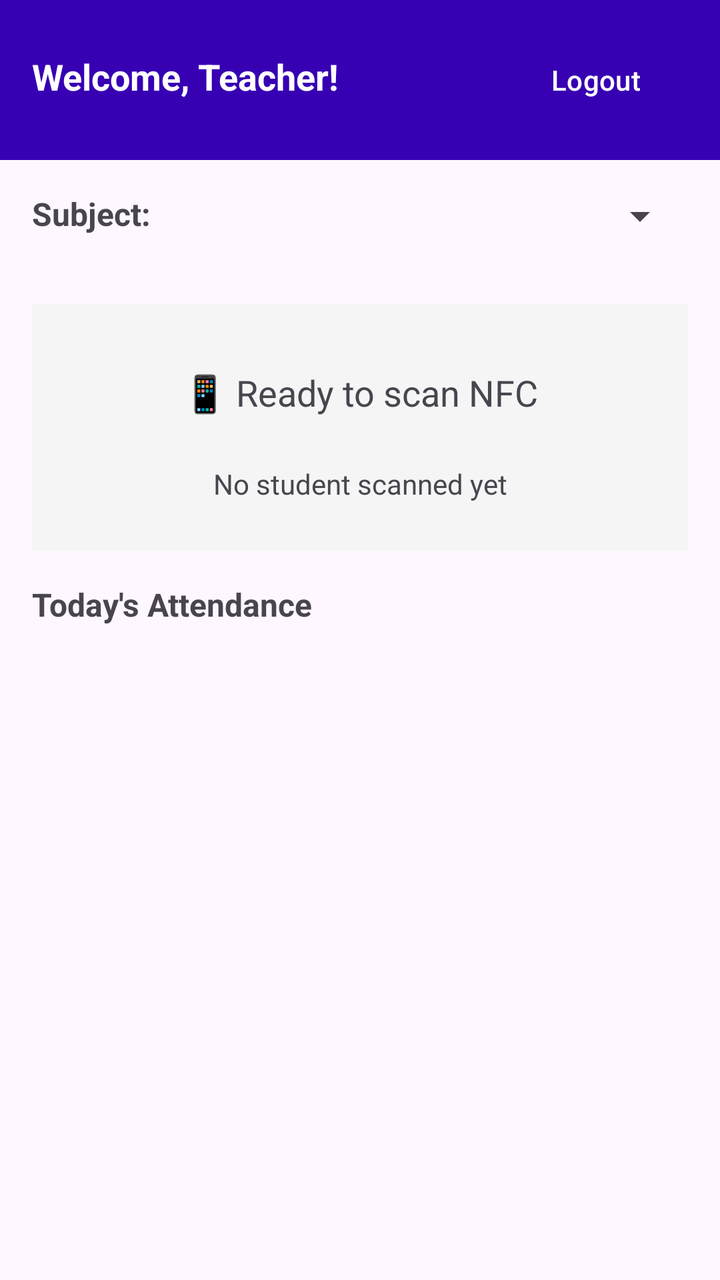
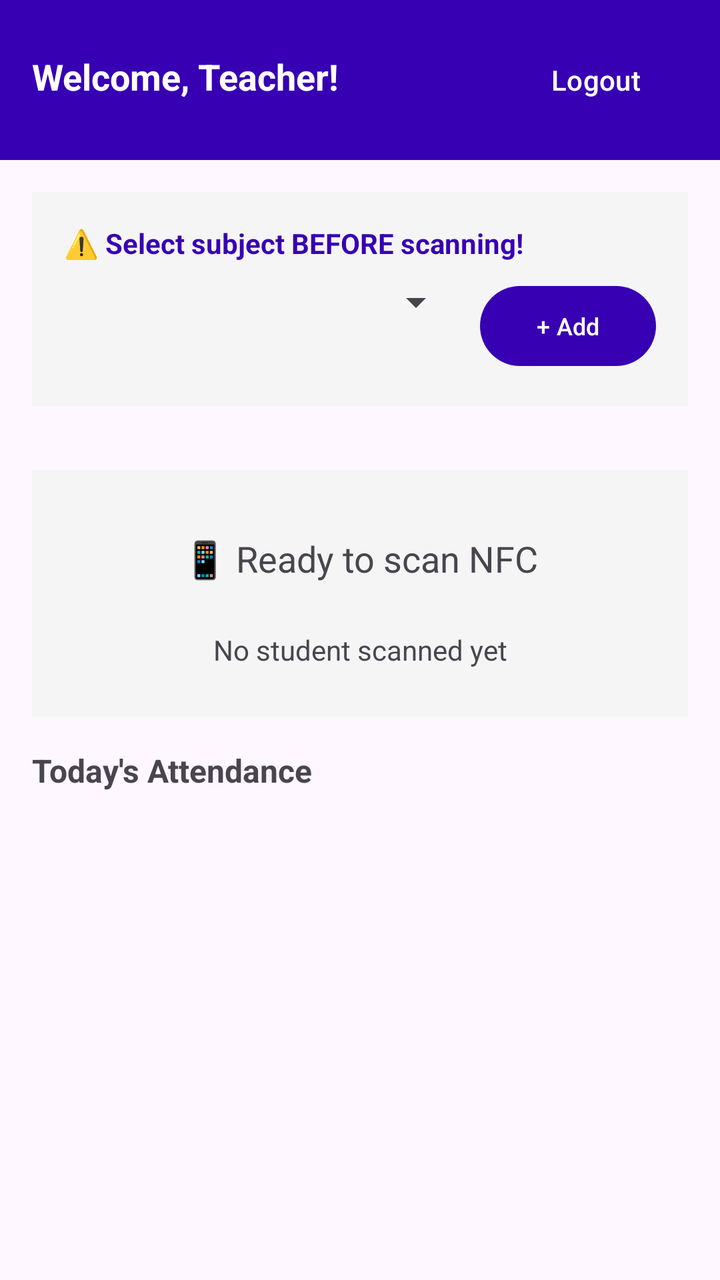

An Android layout rendered at two revisions. The XML below is the earlier revision; the diff shows what the commit changed to produce the second picture.
<!-- AndroidManifest.xml: application theme Theme.TeacherApp -->
<!-- res/layout/activity_dashboard.xml -->
<?xml version="1.0" encoding="utf-8"?>
<LinearLayout xmlns:android="http://schemas.android.com/apk/res/android"
    android:layout_width="match_parent"
    android:layout_height="match_parent"
    android:orientation="vertical"
    android:fitsSystemWindows="true">

    <LinearLayout
        android:layout_width="match_parent"
        android:layout_height="wrap_content"
        android:orientation="horizontal"
        android:padding="16dp"
        android:background="#FF3700B3">

        <TextView
            android:id="@+id/txtWelcome"
            android:layout_width="0dp"
            android:layout_height="wrap_content"
            android:layout_weight="1"
            android:text="Welcome, Teacher!"
            android:textColor="@android:color/white"
            android:textSize="18sp"
            android:textStyle="bold"/>

        <Button
            android:id="@+id/btnLogout"
            android:layout_width="wrap_content"
            android:layout_height="wrap_content"
            android:text="Logout"
            android:textColor="@android:color/white"
            android:backgroundTint="#FF3700B3"/>

    </LinearLayout>

    <LinearLayout
        android:layout_width="match_parent"
        android:layout_height="wrap_content"
        android:orientation="horizontal"
        android:padding="16dp">

        <TextView
            android:layout_width="wrap_content"
            android:layout_height="wrap_content"
            android:text="Subject: "
            android:textSize="16sp"
            android:textStyle="bold"/>

        <Spinner
            android:id="@+id/spinnerSubject"
            android:layout_width="match_parent"
            android:layout_height="wrap_content"/>

    </LinearLayout>

    <LinearLayout
        android:layout_width="match_parent"
        android:layout_height="wrap_content"
        android:orientation="vertical"
        android:padding="16dp"
        android:background="#F5F5F5"
        android:layout_margin="16dp">

        <TextView
            android:id="@+id/txtNfcStatus"
            android:layout_width="match_parent"
            android:layout_height="wrap_content"
            android:text="📱 Ready to scan NFC"
            android:textSize="18sp"
            android:gravity="center"
            android:padding="16dp"/>

        <TextView
            android:id="@+id/txtLastScanned"
            android:layout_width="match_parent"
            android:layout_height="wrap_content"
            android:text="No student scanned yet"
            android:textSize="14sp"
            android:gravity="center"
            android:padding="8dp"/>

    </LinearLayout>

    <TextView
        android:layout_width="match_parent"
        android:layout_height="wrap_content"
        android:text="Today's Attendance"
        android:textSize="16sp"
        android:textStyle="bold"
        android:paddingLeft="16dp"
        android:paddingBottom="8dp"/>

    <ListView
        android:id="@+id/listAttendance"
        android:layout_width="match_parent"
        android:layout_height="0dp"
        android:layout_weight="1"/>

</LinearLayout>
<!-- resources referenced by this layout -->
<resources>
  <style name="Theme.TeacherApp" parent="Base.Theme.TeacherApp" />
  <style name="Base.Theme.TeacherApp" parent="Theme.Material3.DayNight">
          <item name="colorPrimary">#FF3700B3</item>
          <item name="colorPrimaryDark">#FF3700B3</item>
          <item name="colorAccent">#FF3700B3</item>
      </style>
</resources>

<!-- the commit's change to res/layout/activity_dashboard.xml (unified diff, before → after) -->
@@ -35,20 +35,40 @@
     <LinearLayout
         android:layout_width="match_parent"
         android:layout_height="wrap_content"
-        android:orientation="horizontal"
-        android:padding="16dp">
+        android:orientation="vertical"
+        android:padding="16dp"
+        android:background="#F5F5F5"
+        android:layout_margin="16dp">
 
         <TextView
-            android:layout_width="wrap_content"
+            android:layout_width="match_parent"
             android:layout_height="wrap_content"
-            android:text="Subject: "
-            android:textSize="16sp"
-            android:textStyle="bold"/>
+            android:text="⚠️ Select subject BEFORE scanning!"
+            android:textSize="14sp"
+            android:textColor="#FF3700B3"
+            android:textStyle="bold"
+            android:layout_marginBottom="8dp"/>
 
-        <Spinner
-            android:id="@+id/spinnerSubject"
+        <LinearLayout
             android:layout_width="match_parent"
-            android:layout_height="wrap_content"/>
+            android:layout_height="wrap_content"
+            android:orientation="horizontal">
+
+            <Spinner
+                android:id="@+id/spinnerSubject"
+                android:layout_width="0dp"
+                android:layout_height="wrap_content"
+                android:layout_weight="1"/>
+
+            <Button
+                android:id="@+id/btnAddSubject"
+                android:layout_width="wrap_content"
+                android:layout_height="wrap_content"
+                android:text="+ Add"
+                android:textSize="12sp"
+                android:layout_marginStart="8dp"/>
+
+        </LinearLayout>
 
     </LinearLayout>
 
